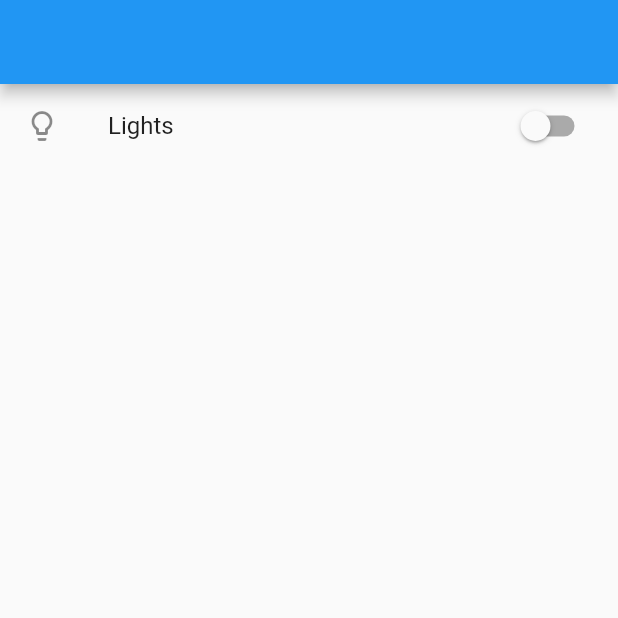
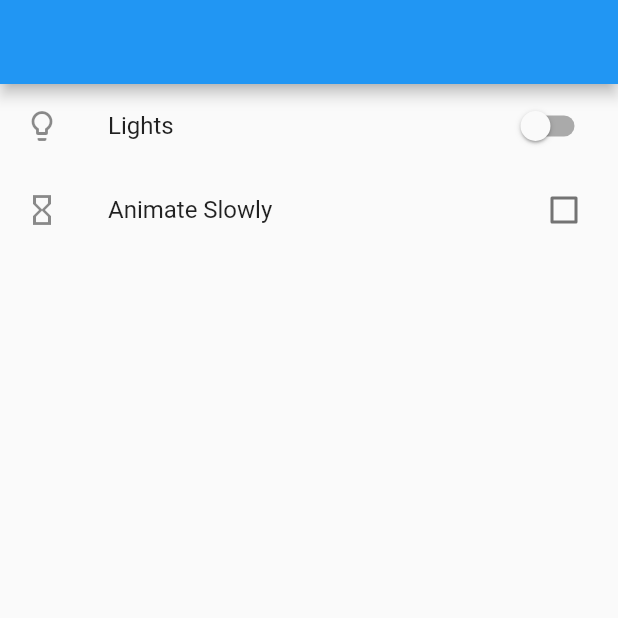
Before and after one commit to linnefromice/flutter_widgets_catalog, a Flutter app: the screen it shows after launch, on a phone screen of 412 x 824 dp, the top half of it. Run offline on Flutter 3.47's test engine with Material 2 defaults, Android fonts, the phone set to English and light mode, and no system bars.

Commit message:
use CheckboxListTile

```diff
--- a/lib/screens/list_tile_screen.dart
+++ b/lib/screens/list_tile_screen.dart
@@ -7,6 +7,7 @@ class ListTileScreen extends StatefulWidget {
 
 class _State extends State<ListTileScreen> {
   bool _lights = false;
+  bool _slowly = false;
 
   @override
   Widget build(BuildContext context) {
@@ -23,6 +24,16 @@ class _State extends State<ListTileScreen> {
                 _lights = value;
               });
             },
+          ),
+          CheckboxListTile(
+            title: Text("Animate Slowly"),
+            secondary: Icon(Icons.hourglass_empty),
+            value: _slowly,
+            onChanged: (bool value) {
+              setState(() {
+                _slowly = value;
+              });
+            },
           )
         ],
       ),
```
